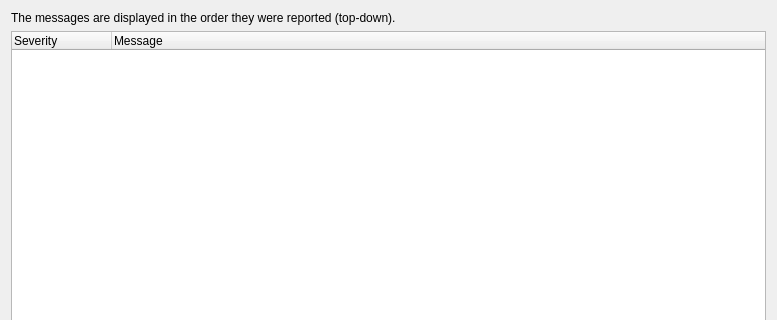
Qt form ui/DiagnosticsDialog.ui (OpenSCAP/scap-workbench) before a commit; both pictures show x 0 to 777 and y 0 to 320 of the 777 by 760 pixel window.
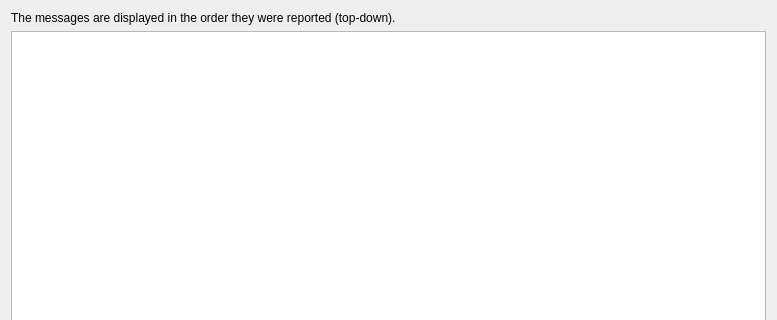
The same form after that commit.

Commit message: copy&paste-able diagnostics dialog, output messages to terminal as well

Patch:
```diff
--- a/ui/DiagnosticsDialog.ui
+++ b/ui/DiagnosticsDialog.ui
@@ -22,44 +22,25 @@
     </widget>
    </item>
    <item>
-    <widget class="QTreeWidget" name="messages">
-     <property name="autoScroll">
-      <bool>false</bool>
+    <widget class="QTextEdit" name="messages">
+     <property name="font">
+      <font>
+       <family>DejaVu Sans Mono</family>
+      </font>
      </property>
-     <property name="showDropIndicator" stdset="0">
-      <bool>false</bool>
-     </property>
-     <property name="alternatingRowColors">
+     <property name="readOnly">
       <bool>true</bool>
      </property>
-     <property name="selectionMode">
-      <enum>QAbstractItemView::NoSelection</enum>
+     <property name="html">
+      <string>&lt;!DOCTYPE HTML PUBLIC &quot;-//W3C//DTD HTML 4.0//EN&quot; &quot;http://www.w3.org/TR/REC-html40/strict.dtd&quot;&gt;
+&lt;html&gt;&lt;head&gt;&lt;meta name=&quot;qrichtext&quot; content=&quot;1&quot; /&gt;&lt;style type=&quot;text/css&quot;&gt;
+p, li { white-space: pre-wrap; }
+&lt;/style&gt;&lt;/head&gt;&lt;body style=&quot; font-family:'DejaVu Sans Mono'; font-size:10pt; font-weight:400; font-style:normal;&quot;&gt;
+&lt;p style=&quot;-qt-paragraph-type:empty; margin-top:0px; margin-bottom:0px; margin-left:0px; margin-right:0px; -qt-block-indent:0; text-indent:0px;&quot;&gt;&lt;br /&gt;&lt;/p&gt;&lt;/body&gt;&lt;/html&gt;</string>
      </property>
-     <property name="verticalScrollMode">
-      <enum>QAbstractItemView::ScrollPerPixel</enum>
-     </property>
-     <property name="rootIsDecorated">
+     <property name="acceptRichText">
       <bool>false</bool>
      </property>
-     <property name="itemsExpandable">
-      <bool>false</bool>
-     </property>
-     <property name="wordWrap">
-      <bool>true</bool>
-     </property>
-     <property name="expandsOnDoubleClick">
-      <bool>false</bool>
-     </property>
-     <column>
-      <property name="text">
-       <string>Severity</string>
-      </property>
-     </column>
-     <column>
-      <property name="text">
-       <string>Message</string>
-      </property>
-     </column>
     </widget>
    </item>
    <item>
```
The commit also changes 2 other files.
